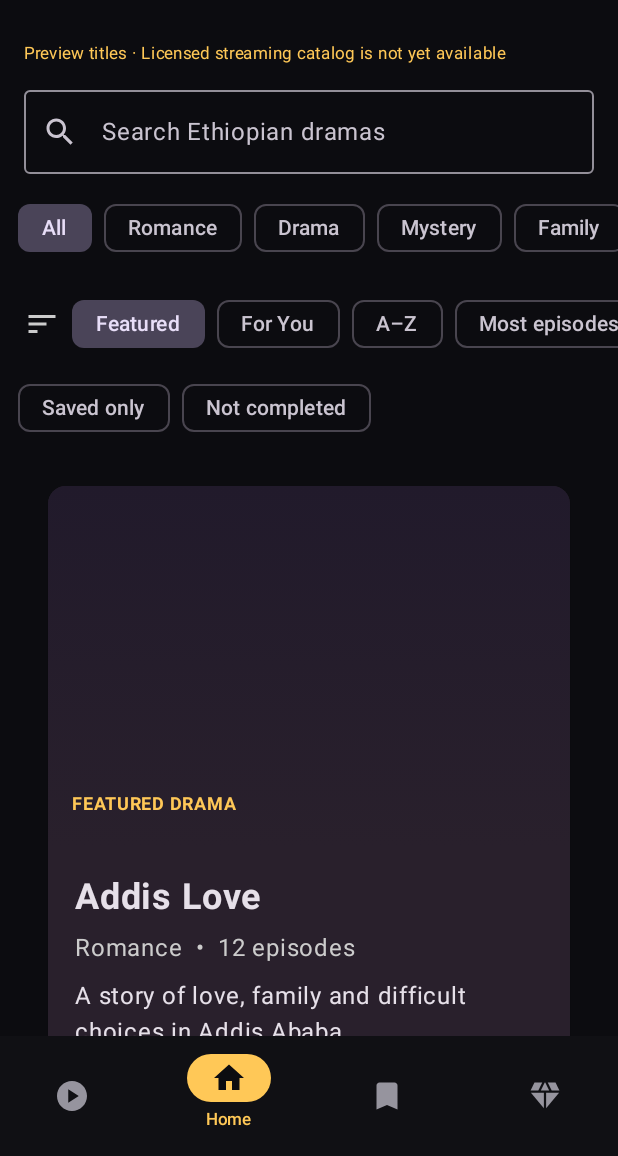
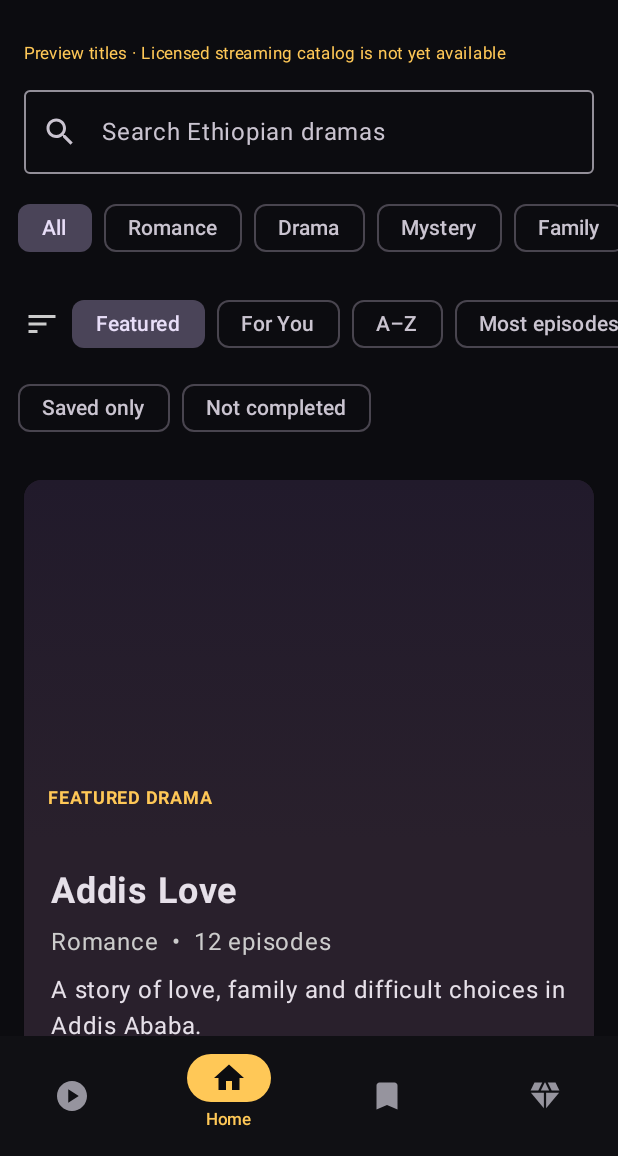
Before and after one commit to MahirG/AddisReel, an Android app built with Jetpack Compose: the screen it shows after launch (MainActivity), on a phone screen of 412 x 824 dp, the part 80-1236 px from its top. Run offline under Robolectric (Android 15) with nearby library versions, the phone set to English and light mode, and no system bars; network calls fail; pictures from the network do not load.

Commit message:
style(android): align featured hero with poster rails on compact phones

```diff
--- a/app/src/main/java/et/addisreel/app/MainActivity.kt
+++ b/app/src/main/java/et/addisreel/app/MainActivity.kt
@@ -765,7 +765,7 @@ private fun AddisReelApp() {
                                     item {
                                 ElevatedCard(
                                     onClick = { selectDrama(featured); tab = 0 },
-                                    modifier = Modifier.fillMaxWidth().padding(horizontal = 16.dp, vertical = 8.dp),
+                                    modifier = Modifier.fillMaxWidth().padding(vertical = 4.dp),
                                     colors = CardDefaults.elevatedCardColors(containerColor = Color(0xFF29202C))
                                 ) {
                                     Column(verticalArrangement = Arrangement.spacedBy(8.dp)) {
```
